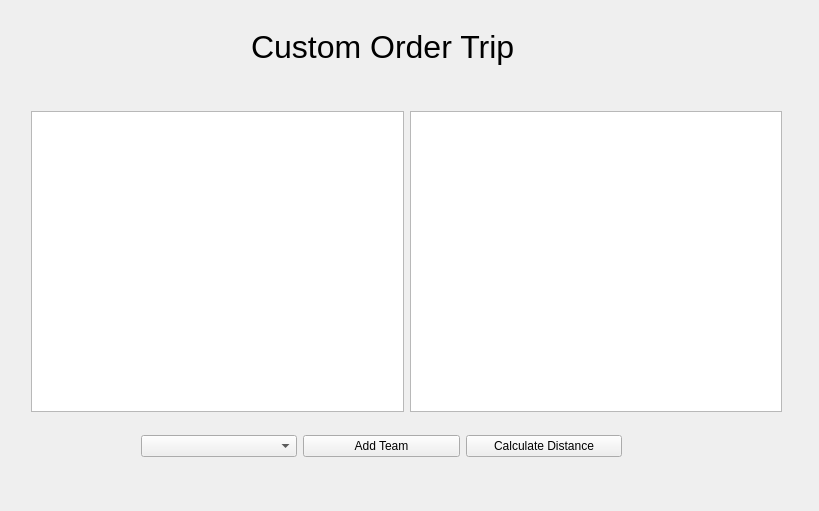
Above: FootballPlanner/tripselectwindow.ui from DonovanFoley/CS1D-Project2 before the change. Below: the same form after it.
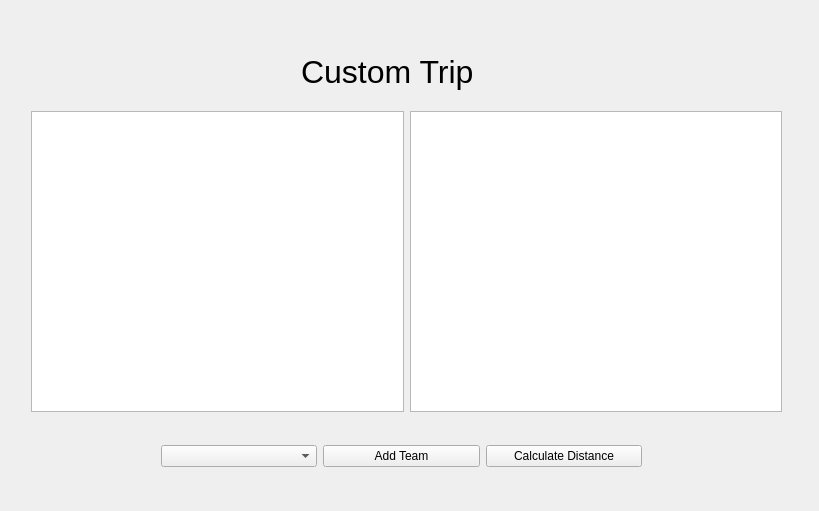
That is the form after the change. The open tabs and pages were chosen to show the change.

The edit to the form file:
```diff
--- a/FootballPlanner/tripselectwindow.ui
+++ b/FootballPlanner/tripselectwindow.ui
@@ -17,7 +17,7 @@
    <item row="0" column="0">
     <widget class="QStackedWidget" name="tripStackedWidget">
      <property name="currentIndex">
-      <number>1</number>
+      <number>2</number>
      </property>
      <widget class="QWidget" name="CustomMainPage">
       <widget class="QLabel" name="label">
@@ -178,9 +178,75 @@
        </layout>
       </widget>
      </widget>
-     <widget class="QWidget" name="UserOrderTrip"/>
-     <widget class="QWidget" name="AllTeamTrip"/>
      <widget class="QWidget" name="CustomTrip">
+      <widget class="QLabel" name="label_6">
+       <property name="geometry">
+        <rect>
+         <x>290</x>
+         <y>10</y>
+         <width>221</width>
+         <height>101</height>
+        </rect>
+       </property>
+       <property name="font">
+        <font>
+         <pointsize>24</pointsize>
+        </font>
+       </property>
+       <property name="text">
+        <string>Custom Trip</string>
+       </property>
+      </widget>
+      <widget class="QWidget" name="horizontalLayoutWidget_5">
+       <property name="geometry">
+        <rect>
+         <x>20</x>
+         <y>100</y>
+         <width>751</width>
+         <height>301</height>
+        </rect>
+       </property>
+       <layout class="QHBoxLayout" name="horizontalLayout_5">
+        <item>
+         <widget class="QTableView" name="teamsCustomTableView"/>
+        </item>
+        <item>
+         <widget class="QTableView" name="customTripTableView_2"/>
+        </item>
+       </layout>
+      </widget>
+      <widget class="QWidget" name="horizontalLayoutWidget_6">
+       <property name="geometry">
+        <rect>
+         <x>150</x>
+         <y>430</y>
+         <width>481</width>
+         <height>31</height>
+        </rect>
+       </property>
+       <layout class="QHBoxLayout" name="horizontalLayout_6">
+        <item>
+         <widget class="QComboBox" name="customTeamsComboBox"/>
+        </item>
+        <item>
+         <widget class="QPushButton" name="addCustomTeamPushButton">
+          <property name="text">
+           <string>Add Team</string>
+          </property>
+         </widget>
+        </item>
+        <item>
+         <widget class="QPushButton" name="calcCustomDistancePushButton">
+          <property name="text">
+           <string>Calculate Distance</string>
+          </property>
+         </widget>
+        </item>
+       </layout>
+      </widget>
+     </widget>
+     <widget class="QWidget" name="AllTeamTrip"/>
+     <widget class="QWidget" name="UserOrderTrip">
       <widget class="QLabel" name="label_2">
        <property name="geometry">
         <rect>
```
